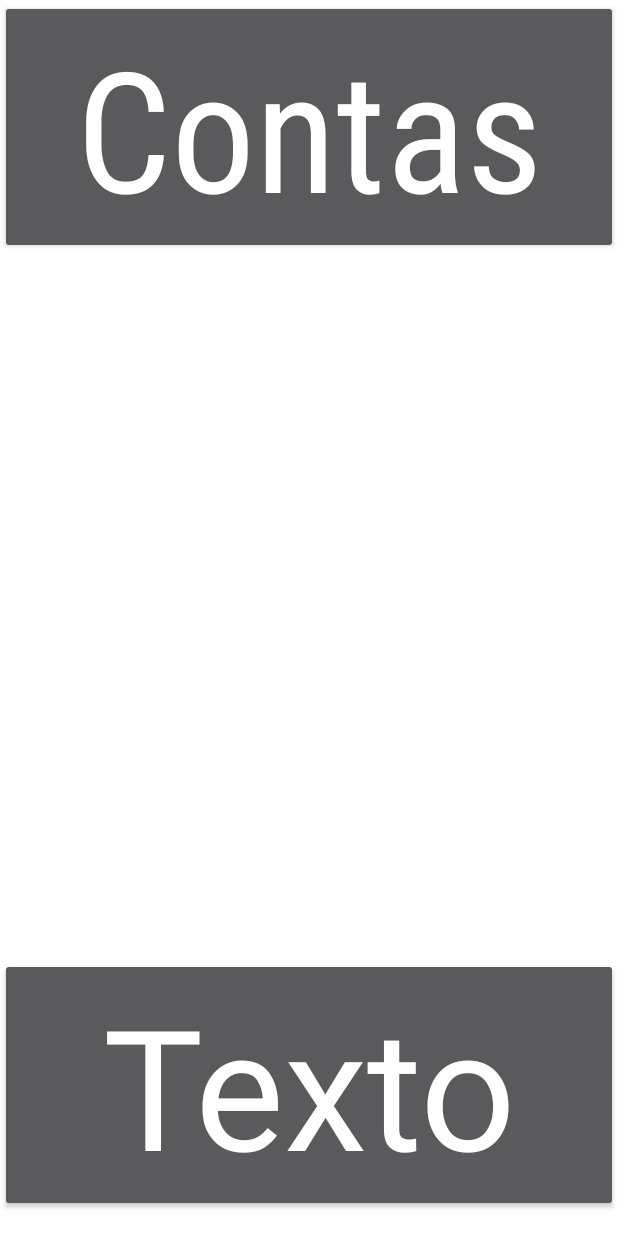
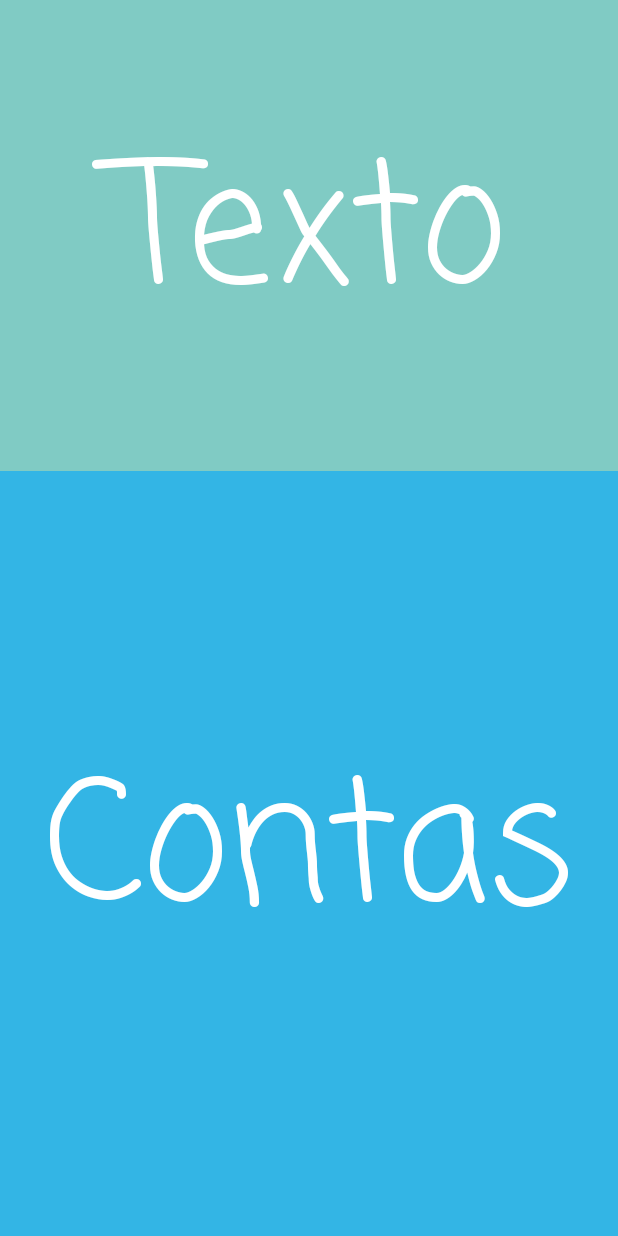
Before and after one commit to LearningVisionFatec/LearningVision, an Android app: the layout activity_main.xml on its own in the app's theme, with its tools: preview values and no code run, on a phone screen of 412 x 824 dp. Run offline under Robolectric (Android 15) with nearby library versions, the phone set to English and light mode, and no system bars.

Commit message:
Splashscreen set and MainActivity changes
New activity and MainActivity changes

```diff
--- a/LearningVision-complete/app/build.gradle
+++ b/LearningVision-complete/app/build.gradle
@@ -19,10 +19,12 @@ android {
     }
 }
 
+
 dependencies {
     implementation fileTree(dir: 'libs', include: ['*.jar'])
     implementation 'com.google.android.gms:play-services-vision:17.0.2'
     implementation 'com.android.support:support-v4:27.1.1'
     implementation 'com.android.support:design:27.1.1'
     implementation 'com.google.firebase:firebase-ml-vision:16.0.0'
+    implementation 'com.android.support.constraint:constraint-layout:1.1.3'
 }
--- a/LearningVision-complete/app/src/main/java/com/google/android/gms/samples/vision/visao/BarcodeCaptureActivity.java
+++ b/LearningVision-complete/app/src/main/java/com/google/android/gms/samples/vision/visao/BarcodeCaptureActivity.java
@@ -109,7 +109,7 @@ public final class BarcodeCaptureActivity extends AppCompatActivity implements c
         gestureDetector = new GestureDetector(this, new CaptureGestureListener());
         scaleGestureDetector = new ScaleGestureDetector(this, new ScaleListener());
 
-        Snackbar.make(mGraphicOverlay, "Tap to capture. Pinch/Stretch to zoom",
+        Snackbar.make(mGraphicOverlay, "Drivers carregados!",
                 Snackbar.LENGTH_LONG)
                 .show();
 
--- a/LearningVision-complete/app/src/main/java/com/google/android/gms/samples/vision/visao/MainActivity.java
+++ b/LearningVision-complete/app/src/main/java/com/google/android/gms/samples/vision/visao/MainActivity.java
@@ -25,8 +25,8 @@ public class MainActivity extends AppCompatActivity {
                         if (status == TextToSpeech.SUCCESS) {
                             Log.d( "OnInitListener", "Text to speech engine started successfully." );
                             tts.setLanguage( Locale.getDefault());
-                            String initialText = "Seja bem vindo ao Auxílio Visual. Para leitura de contas, clique na parte superior da tela. " +
-                                    "Para leitura de textos, clique na parte inferior";
+                            String initialText = "Seja bem vindo ao Auxílio Visual. Para leitura de contas, clique na parte inferior da tela. " +
+                                    "Para leitura de textos, clique na parte superior";
                             tts.speak(initialText, TextToSpeech.QUEUE_ADD, null, "KEY_PARAM_UTTERANCE_ID");
                         } else {
                             Log.d( "OnInitListener", "Error starting the text to speech engine." );
--- a/LearningVision-complete/app/src/main/java/com/google/android/gms/samples/vision/visao/OcrCaptureActivity.java
+++ b/LearningVision-complete/app/src/main/java/com/google/android/gms/samples/vision/visao/OcrCaptureActivity.java
@@ -114,7 +114,7 @@ public final class OcrCaptureActivity extends AppCompatActivity {
         gestureDetector = new GestureDetector( this, new CaptureGestureListener() );
         scaleGestureDetector = new ScaleGestureDetector( this, new ScaleListener() );
 
-        Snackbar.make( graphicOverlay, "Tap to Speak. Pinch/Stretch to zoom",
+        Snackbar.make( graphicOverlay, "Drivers carregados!",
                 Snackbar.LENGTH_LONG )
                 .show();
 
--- a/LearningVision-complete/app/src/main/res/layout/activity_main.xml
+++ b/LearningVision-complete/app/src/main/res/layout/activity_main.xml
@@ -7,31 +7,24 @@
     android:layout_height="match_parent"
     android:animateLayoutChanges="false"
     android:background="@android:color/white"
-    tools:context=".MainActivity">
+    tools:context=".MainActivity"><![CDATA[
     >
 
-    <Button
-        android:id="@+id/QrButton"
+    ]]>
+
+    <LinearLayout
         android:layout_width="match_parent"
-        android:layout_height="wrap_content"
-        android:layout_alignParentStart="true"
-        android:layout_alignParentTop="true"
-        android:fontFamily="sans-serif-condensed"
-        android:text="@string/contas"
-        android:textAppearance="@style/TextAppearance.AppCompat.Display4"
-        android:textColor="@android:color/white"
-        android:visibility="visible"
-        tools:layout_editor_absoluteX="268dp"
-        tools:layout_editor_absoluteY="392dp" />
+        android:layout_height="match_parent"
+        android:orientation="vertical">
 
         <Button
             android:id="@+id/OcrButton"
             android:layout_width="match_parent"
-        android:layout_height="wrap_content"
+            android:layout_height="314dp"
             android:layout_alignParentBottom="true"
             android:layout_alignParentStart="true"
-        android:layout_marginBottom="16dp"
-        android:fontFamily="sans-serif"
+            android:background="?android:attr/colorControlActivated"
+            android:fontFamily="casual"
             android:text="@string/texto"
             android:textAppearance="@style/TextAppearance.AppCompat.Display4"
             android:textColor="@android:color/white"
@@ -39,4 +32,20 @@
             tools:layout_editor_absoluteX="170dp"
             tools:layout_editor_absoluteY="287dp" />
 
+        <Button
+            android:id="@+id/QrButton"
+            android:layout_width="match_parent"
+            android:layout_height="match_parent"
+            android:layout_alignParentStart="true"
+            android:layout_alignParentTop="true"
+            android:background="@android:color/holo_blue_light"
+            android:fontFamily="casual"
+            android:text="@string/contas"
+            android:textAppearance="@style/TextAppearance.AppCompat.Display4"
+            android:textColor="@android:color/white"
+            android:visibility="visible"
+            tools:layout_editor_absoluteX="268dp"
+            tools:layout_editor_absoluteY="392dp" />
+    </LinearLayout>
+
 </RelativeLayout>
```
Also changed, not shown: LearningVision-complete/app/src/main/AndroidManifest.xml (+12 -3 lines), LearningVision-complete/app/src/main/java/com/google/android/gms/samples/vision/visao/ui/camera/SplashActivity.java (added, +36 -0 lines), LearningVision-complete/app/src/main/res/layout/activity_splash.xml (added, +40 -0 lines), LearningVision-complete/app/src/main/ic_launcher-web.png, LearningVision-complete/app/src/main/res/drawable-xxhdpi/splash_logo.png (added), LearningVision-complete/app/src/main/res/mipmap-hdpi/ic_launcher.png (deleted), LearningVision-complete/app/src/main/res/mipmap-mdpi/ic_launcher.png (deleted), LearningVision-complete/app/src/main/res/mipmap-xhdpi/ic_launcher.png (deleted), LearningVision-complete/app/src/main/res/mipmap-xxhdpi/ic_launcher.png (deleted), LearningVision-complete/app/src/main/res/mipmap-xxxhdpi/ic_launcher.png (deleted). Lines whose indentation alone changed are shown as unchanged.
